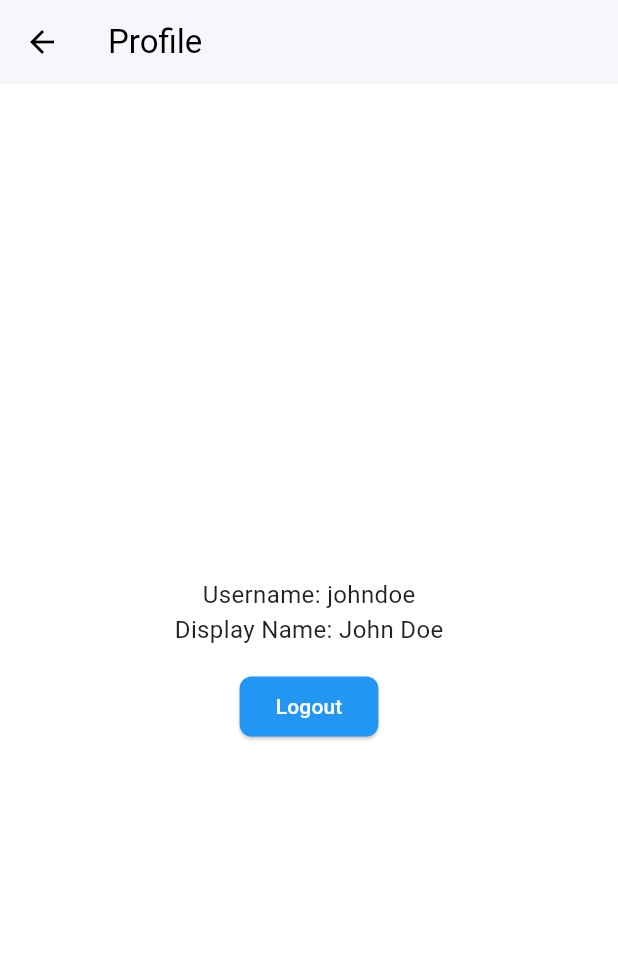
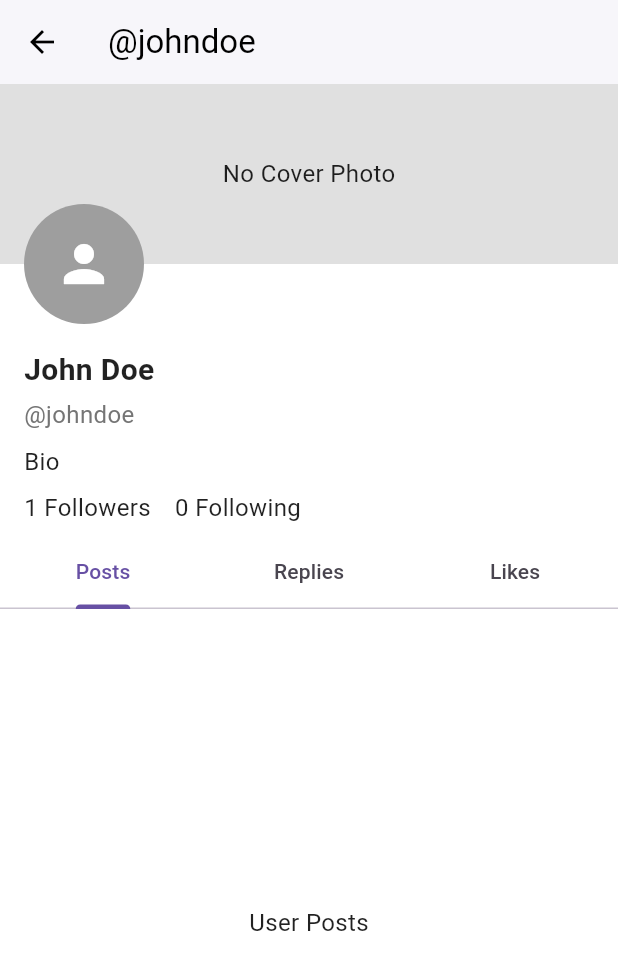
Before and after one commit to marcojalenyu/fleeds, a Flutter app: the ProfileScreen screen opened directly with sample values from the repository, on a phone screen of 412 x 824 dp. Shown: the top 970 px of the screen. Run offline on Flutter 3.47's test engine with Material 3 defaults, Android fonts, the phone set to English and light mode, and no system bars; accounts and stored records are empty.

Commit message:
ui: Basic user info on Profile

```diff
--- a/nota/lib/features/profile/presentation/profile_screen.dart
+++ b/nota/lib/features/profile/presentation/profile_screen.dart
@@ -9,32 +9,113 @@ class ProfileScreen extends StatefulWidget {
   State<ProfileScreen> createState() => _ProfileScreenState();
 }
 
-class _ProfileScreenState extends State<ProfileScreen> {
+class _ProfileScreenState extends State<ProfileScreen> with SingleTickerProviderStateMixin {
+  late TabController _tabController;
+  bool isFollowing = false;
+  bool isOwnProfile = false;
+
+  @override
+  void initState() {
+    super.initState();
+    _tabController = TabController(length: 3, vsync: this);
+  }
+
+  @override
+  void dispose() {
+    _tabController.dispose();
+    super.dispose();
+  }
+
   @override
   Widget build(BuildContext context) {
     final user = ModalRoute.of(context)!.settings.arguments as User;
+    isOwnProfile = AuthService.currentUser?.id == user.id;
+
     // Use user to display profile info
     return Scaffold(
       appBar: AppBar(
-        title: const Text('Profile'),
+        title: Text('@${user.username}'),
       ),
-      body: Center(
+      body: Column(
+        children: [
+          // Stack for cover photo and overlapping profile photo
+          Stack(
+            clipBehavior: Clip.none,
+            children: [
+              // Cover photo
+              Container(
+                height: 120,
+                width: double.infinity,
+                color: Colors.grey[300],
+                child: Center(child: Text('No Cover Photo')),
+              ),
+              // Profile photo overlapping bottom left
+              Positioned(
+                left: 16,
+                bottom: -40, // Half of avatar radius to overlap
+                child: CircleAvatar(
+                  radius: 40,
+                  backgroundColor: Colors.grey,
+                  child: Icon(Icons.person, color: Colors.white, size: 40),
+                ),
+              ),
+            ],
+          ),
+          SizedBox(height: 48), // Space for the overlapping avatar
+          // User info
+          Padding(
+            padding: const EdgeInsets.symmetric(horizontal: 16, vertical: 8),
             child: Column(
-          mainAxisAlignment: MainAxisAlignment.center,
+              crossAxisAlignment: CrossAxisAlignment.start,
               children: [
-            Text('Username: ${user.username}'),
-            Text('Display Name: ${user.displayName}'),
-            const SizedBox(height: 16),
+                Text(user.displayName, style: TextStyle(fontSize: 20, fontWeight: FontWeight.bold)),
+                SizedBox(height: 4),
+                Text('@${user.username}', style: TextStyle(color: Colors.grey[600])),
+                SizedBox(height: 8),
+                Text("Bio"),
+                SizedBox(height: 8),
+                Row(
+                  children: [
+                    Text('${1} Followers'),
+                    SizedBox(width: 16),
+                    Text('${0} Following'),
+                    Spacer(),
+                    if (!isOwnProfile)
                       ElevatedButton(
                         onPressed: () {
-                AuthService.logout();
-                Navigator.pushReplacementNamed(context, '/login');
+                          setState(() {
+                            isFollowing = !isFollowing;
+                          });
                         },
-              child: const Text('Logout'),
+                        child: Text(isFollowing ? 'Unfollow' : 'Follow'),
+                      ),
+                  ],
                 ),
               ],
             ),
           ),
+          // Tabs
+          TabBar(
+            controller: _tabController,
+            tabs: [
+              Tab(text: 'Posts'),
+              Tab(text: 'Replies'),
+              Tab(text: 'Likes'),
+            ],
+          ),
+          // List of posts for the selected tab
+          Expanded(
+            child: TabBarView(
+              controller: _tabController,
+              children: [
+                Center(child: Text('User Posts')),
+                Center(child: Text('User Replies')),
+                Center(child: Text('User Likes')),
+              ],
+            ),
+          ),
+        ],
+      ),
     );
   }
 }
```
Lines whose indentation alone changed are shown as unchanged.
